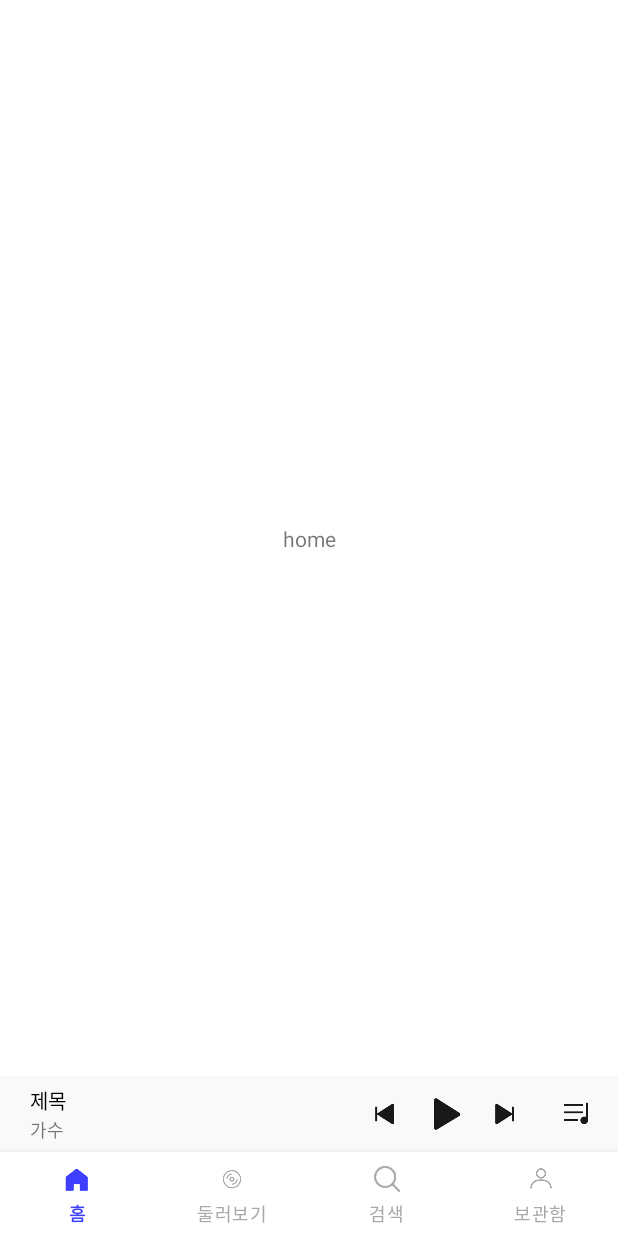
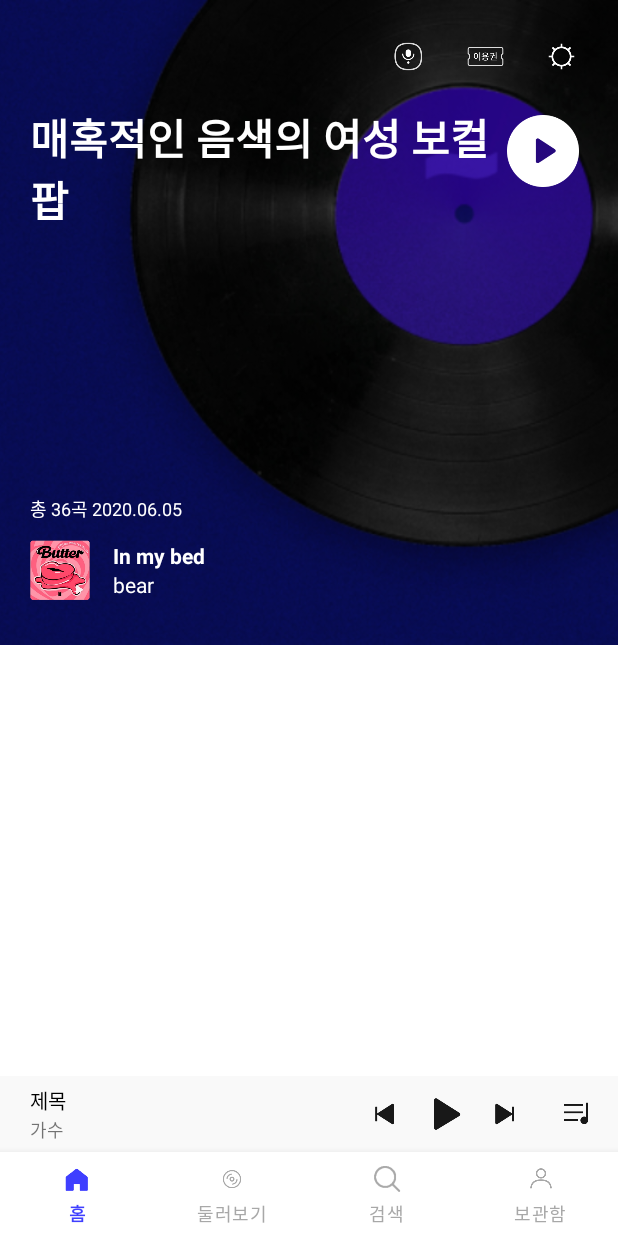
Before and after one commit to 5th-UMC-HUFS/umc-android-study, an Android app: the screen it shows after launch (MainActivity), on a phone screen of 412 x 824 dp. Run offline under Robolectric (Android 15) with nearby library versions, the phone set to English and light mode, and no system bars.

```diff
--- a/kei/app/src/main/res/layout/fragment_home.xml
+++ b/kei/app/src/main/res/layout/fragment_home.xml
@@ -1,16 +1,116 @@
 <?xml version="1.0" encoding="utf-8"?>
-<androidx.constraintlayout.widget.ConstraintLayout xmlns:android="http://schemas.android.com/apk/res/android"
+<ScrollView xmlns:android="http://schemas.android.com/apk/res/android"
     android:layout_width="match_parent"
     android:layout_height="match_parent"
     xmlns:app="http://schemas.android.com/apk/res-auto">
 
-    <TextView
-        android:layout_width="wrap_content"
-        android:layout_height="wrap_content"
-        android:text="home"
-        app:layout_constraintTop_toTopOf="parent"
-        app:layout_constraintBottom_toBottomOf="parent"
-        app:layout_constraintStart_toStartOf="parent"
-        app:layout_constraintEnd_toEndOf="parent"/>
+    <androidx.constraintlayout.widget.ConstraintLayout
+        android:layout_width="match_parent"
+        android:layout_height="wrap_content">
 
-</androidx.constraintlayout.widget.ConstraintLayout>
+        <ImageView
+            android:id="@+id/home_pannel_background_iv"
+            android:layout_width="match_parent"
+            android:layout_height="430dp"
+            android:src="@drawable/img_first_album_default"
+            android:scaleType="centerCrop"
+            app:layout_constraintTop_toTopOf="parent"
+            app:layout_constraintStart_toStartOf="parent"
+            app:layout_constraintEnd_toEndOf="parent"/>
+        <ImageView
+            android:id="@+id/home_pannel_btn_nugu_iv"
+            android:layout_width="35dp"
+            android:layout_height="35dp"
+            android:src="@drawable/btn_main_mike"
+            android:layout_marginTop="20dp"
+            android:layout_marginEnd="15dp"
+            app:layout_constraintEnd_toStartOf="@id/home_pannel_btn_ticket_iv"
+            app:layout_constraintTop_toTopOf="parent"
+            />
+        <ImageView
+            android:id="@+id/home_pannel_btn_ticket_iv"
+            android:layout_width="35dp"
+            android:layout_height="35dp"
+            android:layout_marginTop="20dp"
+            android:layout_marginEnd="15dp"
+            android:src="@drawable/btn_main_ticket"
+            app:layout_constraintEnd_toStartOf="@id/home_pannel_btn_setting_iv"
+            app:layout_constraintTop_toTopOf="parent"/>
+        <ImageView
+            android:id="@+id/home_pannel_btn_setting_iv"
+            android:layout_width="35dp"
+            android:layout_height="35dp"
+            android:layout_marginTop="20dp"
+            android:layout_marginEnd="20dp"
+            android:src="@drawable/btn_main_setting"
+            app:layout_constraintEnd_toEndOf="parent"
+            app:layout_constraintTop_toTopOf="parent"/>
+        <TextView
+            android:id="@+id/home_pannel_title_iv"
+            android:layout_width="wrap_content"
+            android:layout_height="wrap_content"
+            android:text="매혹적인 음색의 여성 보컬\n팝"
+            android:textColor="@color/white"
+            android:textSize="28sp"
+            android:textStyle="bold"
+            android:layout_marginStart="20dp"
+            android:layout_marginTop="15dp"
+            app:layout_constraintStart_toStartOf="parent"
+            app:layout_constraintTop_toBottomOf="@id/home_pannel_btn_nugu_iv"/>
+        <ImageView
+            android:id="@+id/home_pannel_btn_play_iv"
+            android:layout_width="60dp"
+            android:layout_height="60dp"
+            android:src="@drawable/btn_panel_play_large"
+            android:layout_marginTop="15dp"
+            android:layout_marginEnd="20dp"
+            app:layout_constraintEnd_toEndOf="parent"
+            app:layout_constraintTop_toBottomOf="@id/home_pannel_btn_nugu_iv"/>
+
+        <TextView
+            android:id="@+id/home_pannel_album_info_tv"
+            android:layout_width="wrap_content"
+            android:layout_height="wrap_content"
+            android:text="총 36곡 2020.06.05"
+            android:textColor="@color/white"
+            android:textSize="12sp"
+            android:layout_marginStart="20dp"
+            android:layout_marginBottom="12dp"
+            app:layout_constraintBottom_toTopOf="@id/home_pannel_album_img_iv"
+            app:layout_constraintStart_toStartOf="parent"/>
+        <ImageView
+            android:id="@+id/home_pannel_album_img_iv"
+            android:layout_width="40dp"
+            android:layout_height="40dp"
+            android:src="@drawable/img_album_exp"
+            android:layout_marginStart="20dp"
+            android:layout_marginBottom="30dp"
+            app:layout_constraintStart_toStartOf="parent"
+            app:layout_constraintBottom_toBottomOf="@id/home_pannel_background_iv"/>
+
+        <TextView
+            android:id="@+id/home_pannel_album_title_tv"
+            android:layout_width="wrap_content"
+            android:layout_height="wrap_content"
+            android:text="In my bed"
+            android:textColor="@color/white"
+            android:textStyle="bold"
+            android:layout_marginStart="15dp"
+            app:layout_constraintBottom_toTopOf="@id/home_pannel_album_singer_tv"
+            app:layout_constraintStart_toEndOf="@id/home_pannel_album_img_iv"
+            app:layout_constraintTop_toTopOf="@id/home_pannel_album_img_iv" />
+        <TextView
+            android:id="@+id/home_pannel_album_singer_tv"
+            android:layout_width="wrap_content"
+            android:layout_height="wrap_content"
+            android:text="bear"
+            android:textColor="@color/white"
+            android:layout_marginStart="15dp"
+            app:layout_constraintTop_toBottomOf="@id/home_pannel_album_title_tv"
+            app:layout_constraintStart_toEndOf="@id/home_pannel_album_img_iv"
+            app:layout_constraintBottom_toBottomOf="@id/home_pannel_album_img_iv"/>
+
+
+    </androidx.constraintlayout.widget.ConstraintLayout>
+
+</ScrollView>
```
